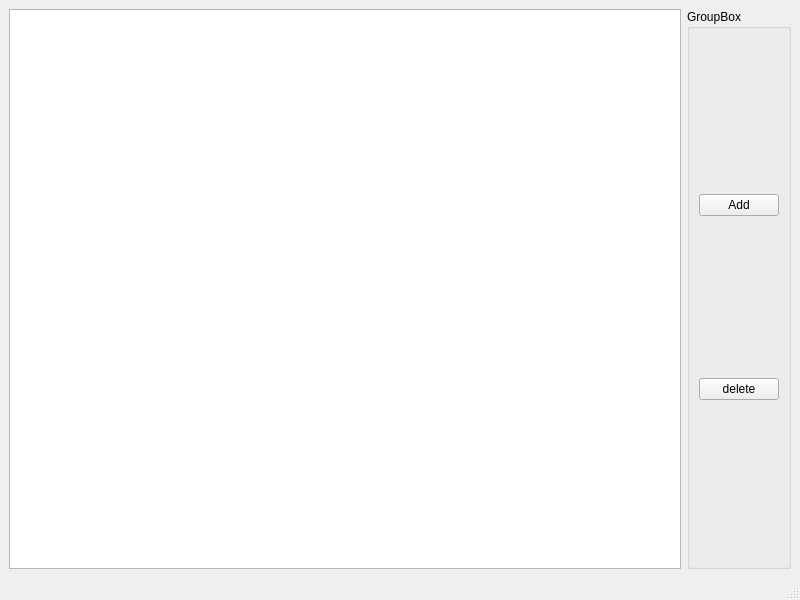
Qt form app/warregionwindow.ui (pipichinka/db_war) before a commit.
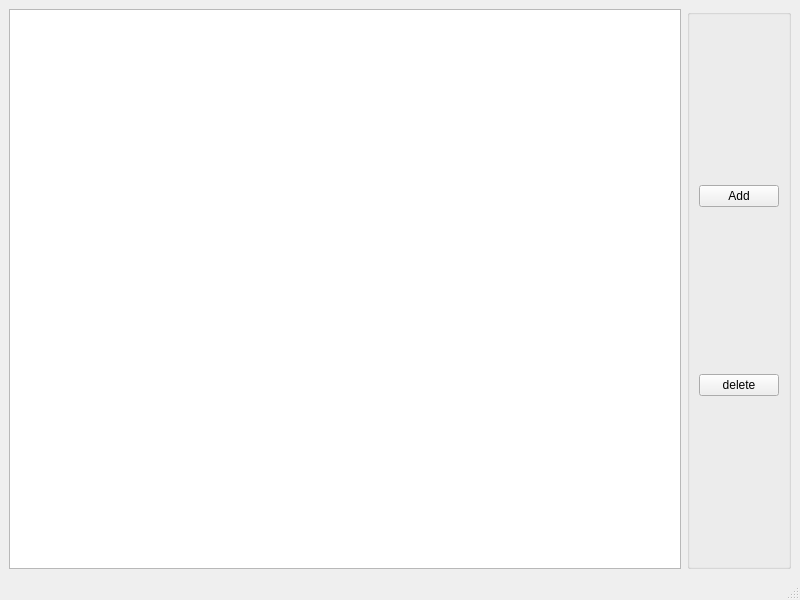
The same form after that commit.

```diff
--- a/app/warregionwindow.ui
+++ b/app/warregionwindow.ui
@@ -21,7 +21,7 @@
     <item row="0" column="1">
      <widget class="QGroupBox" name="groupBox">
       <property name="title">
-       <string>GroupBox</string>
+       <string/>
       </property>
       <layout class="QVBoxLayout" name="verticalLayout">
        <item>
```
